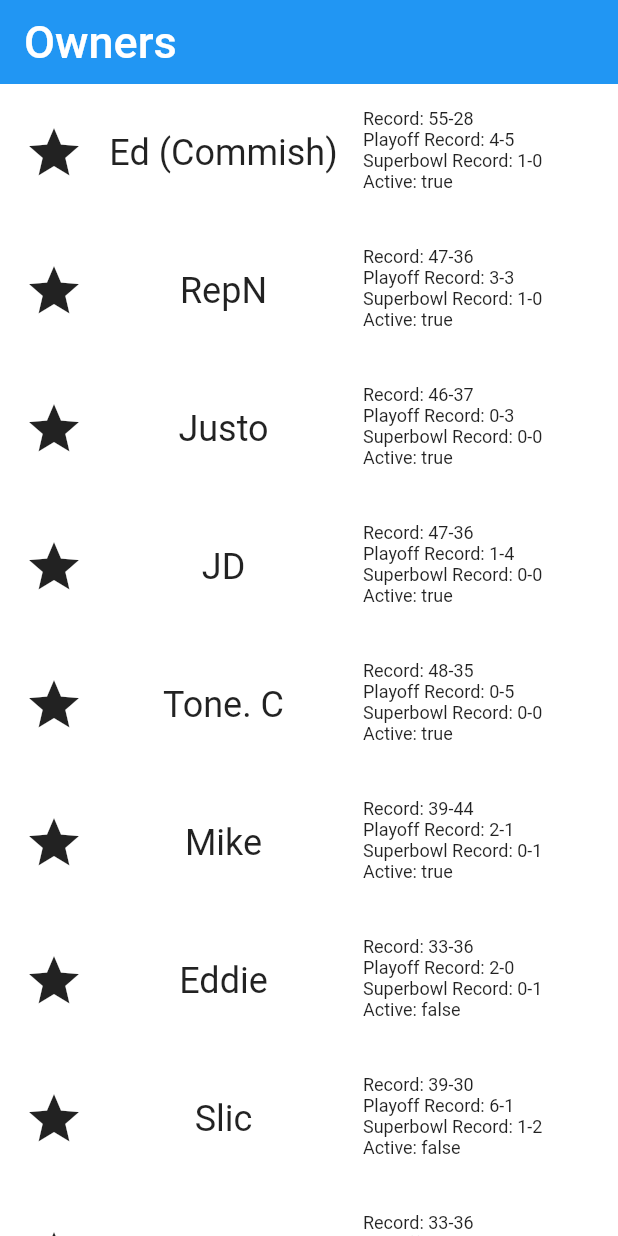
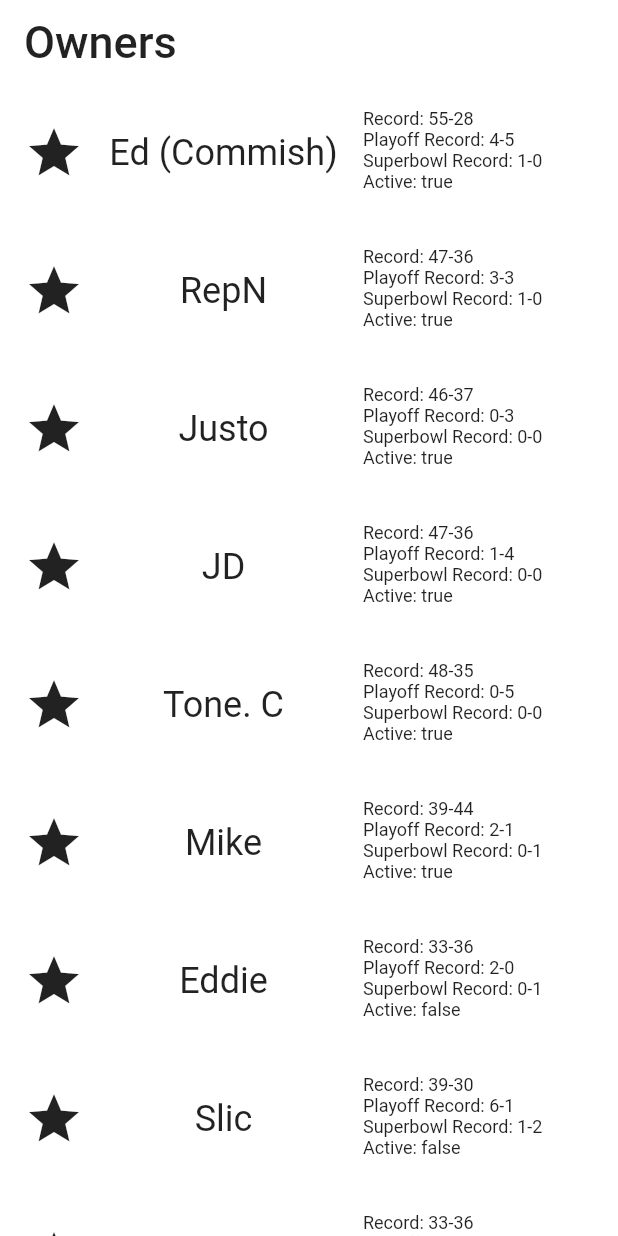
Before and after one commit to Sutheres/tsizzlescookout-flutter, a Flutter app: the screen it shows after launch, on a phone screen of 412 x 824 dp. Run offline on Flutter 3.47's test engine with Material 2 defaults, Android fonts, the phone set to English and light mode, and no system bars.

Commit message:
added white theme

```diff
--- a/lib/main.dart
+++ b/lib/main.dart
@@ -10,6 +10,9 @@ class TSizzlesCookoutApp extends StatelessWidget {
     return MaterialApp(
       debugShowCheckedModeBanner: false,
       title: 'T-Sizzle\'s Cookout',
+      theme: new ThemeData(
+        primaryColor: Colors.white,
+      ),
       home: Scaffold(
         backgroundColor: Colors.white,
         body: OwnersScreen(),
```
